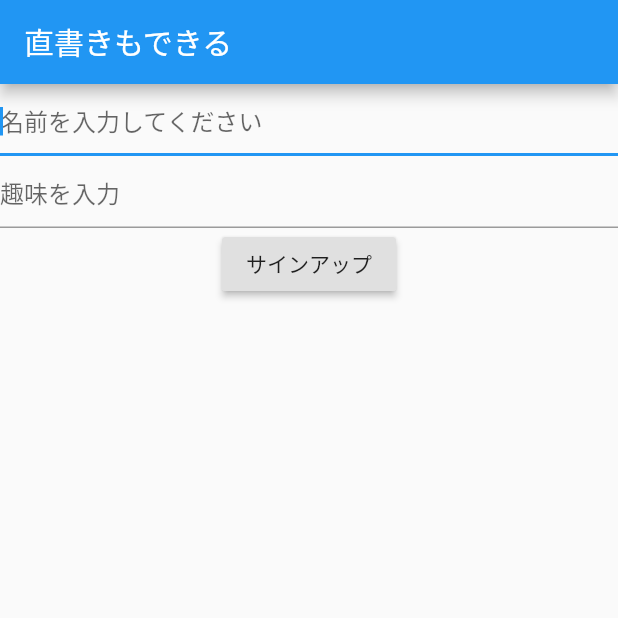
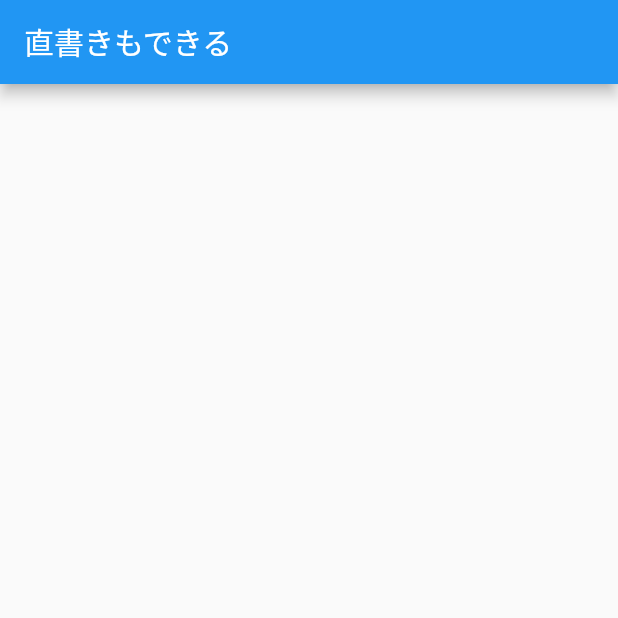
Before and after one commit to t-sakurai816/flutter-demo, a Flutter app: the screen it shows after launch, on a phone screen of 412 x 824 dp, the top half of it. Run offline on Flutter 3.47's test engine with Material 2 defaults, Android fonts, the phone set to English and light mode, and no system bars.

Commit message:
List-start!

```diff
--- a/lib/main.dart
+++ b/lib/main.dart
@@ -30,21 +30,6 @@ class MyHomePage extends StatefulWidget {
 }
 
 class _MyHomePageState extends State<MyHomePage> {
-  int _counter = 0;
-
-  void _incrementCounter() {
-    setState(() {
-      _counter++;
-    });
-  }
-
-  String text = '次へ';
-
-  final myFocusNode = FocusNode();
-
-  String name;
-
-  final myController = TextEditingController();
 
   @override
   Widget build(BuildContext context) {
@@ -53,44 +38,8 @@ class _MyHomePageState extends State<MyHomePage> {
         title: Text("直書きもできる"),
       ),
       body: Container(
-        width: double.infinity, //幅すべて
-        child: Column(
-          children: [
-            TextField(
-              autofocus: true, //このアプリを開いたら自動でキーボードが出る
-              decoration: InputDecoration(
-                hintText: '名前を入力してください',
-              ),
-              onChanged: (text) {
-                name = text;
-                print("First text field: $text");
-              },
-            ),
-            TextField(
-              controller: myController,
-              decoration: InputDecoration(
-                hintText: '趣味を入力',
-              ),
-              focusNode: myFocusNode,
-            ),
-            RaisedButton(
-              child: Text('サインアップ'),
-              onPressed: () {
-                // //ここにフォーカスするためのコード
-                // myFocusNode.requestFocus();
-                showDialog(
-                  context: context,
-                  builder: (context) {
-                    return AlertDialog(
-                      // content: Text(myController.text),
-                      content: Text(name), //nameに65行目で都度都度入れているので、ここで表示される
-                    );
-                  },
-                );
-              },
-            )
-          ],
-        ),
+        width: double.infinity,
+        child: Container(),
       ),
     );
   }
```
